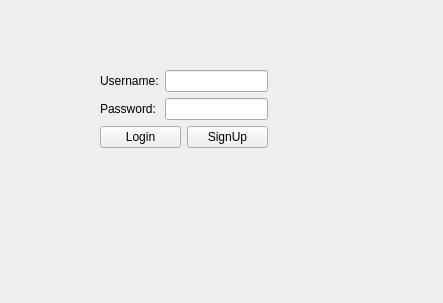
Qt form widget.ui (franklin654/train_booking_system_with_sql) before a commit.
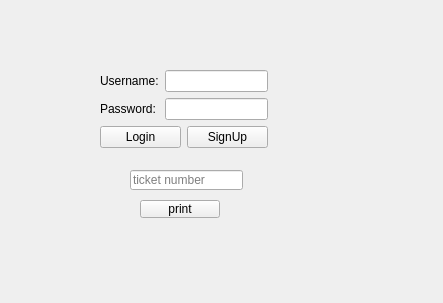
The same form after that commit.

Patch:
```diff
--- a/widget.ui
+++ b/widget.ui
@@ -13,7 +13,7 @@
   <property name="windowTitle">
    <string>Widget</string>
   </property>
-  <widget class="QWidget" name="">
+  <widget class="QWidget" name="layoutWidget">
    <property name="geometry">
     <rect>
      <x>100</x>
@@ -79,6 +79,32 @@
     </item>
    </layout>
   </widget>
+  <widget class="QLineEdit" name="tick_no">
+   <property name="geometry">
+    <rect>
+     <x>130</x>
+     <y>170</y>
+     <width>113</width>
+     <height>20</height>
+    </rect>
+   </property>
+   <property name="placeholderText">
+    <string>ticket number</string>
+   </property>
+  </widget>
+  <widget class="QPushButton" name="tic_button">
+   <property name="geometry">
+    <rect>
+     <x>140</x>
+     <y>200</y>
+     <width>80</width>
+     <height>18</height>
+    </rect>
+   </property>
+   <property name="text">
+    <string>print</string>
+   </property>
+  </widget>
  </widget>
  <resources/>
  <connections/>
```
